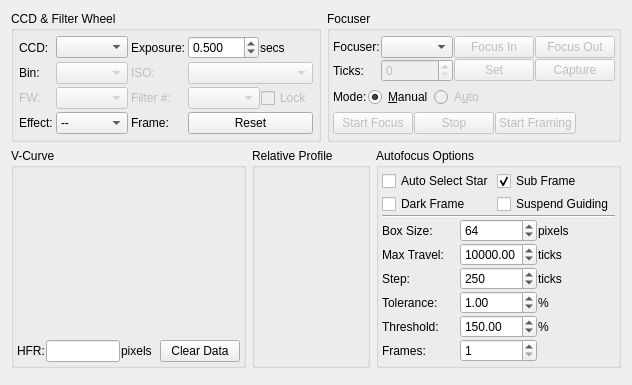
Before: the Qt Designer form kstars/ekos/focus/focus.ui in KDE/kstars, drawn with Qt 5.
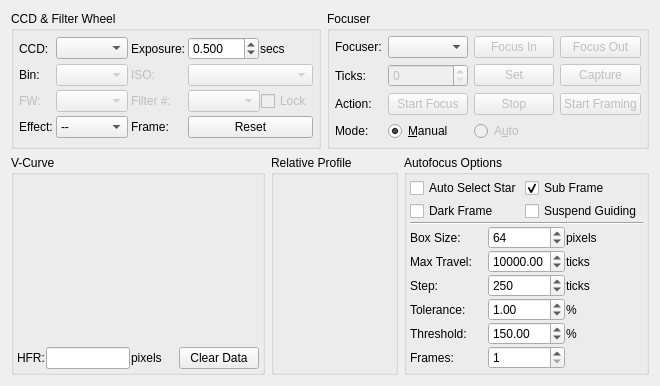
After: the same form once the commit is applied. Custom widgets are drawn as their Qt base class.

Commit message: Streamline focus GUI in a grid

The edit to the form file:
```diff
--- a/kstars/ekos/focus/focus.ui
+++ b/kstars/ekos/focus/focus.ui
@@ -6,7 +6,7 @@
    <rect>
     <x>0</x>
     <y>0</y>
-    <width>615</width>
+    <width>632</width>
     <height>385</height>
    </rect>
   </property>
@@ -236,31 +236,18 @@
            <property name="title">
             <string>Focuser</string>
            </property>
-           <layout class="QVBoxLayout" name="verticalLayout">
-            <property name="spacing">
-             <number>3</number>
-            </property>
-            <property name="leftMargin">
-             <number>3</number>
-            </property>
-            <property name="topMargin">
-             <number>3</number>
-            </property>
-            <property name="rightMargin">
-             <number>3</number>
-            </property>
-            <property name="bottomMargin">
-             <number>3</number>
-            </property>
-            <item>
-             <layout class="QHBoxLayout" name="horizontalLayout_5">
-              <property name="spacing">
-               <number>1</number>
-              </property>
-              <item>
                <layout class="QGridLayout" name="gridLayout_3">
-                <property name="spacing">
-                 <number>1</number>
+            <property name="leftMargin">
+             <number>5</number>
+            </property>
+            <property name="topMargin">
+             <number>5</number>
+            </property>
+            <property name="rightMargin">
+             <number>5</number>
+            </property>
+            <property name="bottomMargin">
+             <number>5</number>
                 </property>
                 <item row="0" column="0">
                  <widget class="QLabel" name="label_14">
@@ -332,76 +319,14 @@
                   </property>
                  </widget>
                 </item>
-               </layout>
-              </item>
-              <item>
-               <spacer name="horizontalSpacer_4">
-                <property name="orientation">
-                 <enum>Qt::Horizontal</enum>
-                </property>
-                <property name="sizeHint" stdset="0">
-                 <size>
-                  <width>40</width>
-                  <height>20</height>
-                 </size>
-                </property>
-               </spacer>
-              </item>
-             </layout>
-            </item>
-            <item>
-             <layout class="QHBoxLayout" name="horizontalLayout_2">
-              <property name="spacing">
-               <number>1</number>
-              </property>
-              <item>
-               <widget class="QLabel" name="label_15">
+            <item row="2" column="0">
+             <widget class="QLabel" name="label_22">
                 <property name="text">
-                 <string>Mode:</string>
+               <string>Action:</string>
                 </property>
                </widget>
               </item>
-              <item>
-               <widget class="QRadioButton" name="manualModeR">
-                <property name="text">
-                 <string>&amp;Manual</string>
-                </property>
-                <property name="checked">
-                 <bool>true</bool>
-                </property>
-               </widget>
-              </item>
-              <item>
-               <widget class="QRadioButton" name="AutoModeR">
-                <property name="enabled">
-                 <bool>false</bool>
-                </property>
-                <property name="text">
-                 <string>A&amp;uto</string>
-                </property>
-               </widget>
-              </item>
-              <item>
-               <spacer name="horizontalSpacer_2">
-                <property name="orientation">
-                 <enum>Qt::Horizontal</enum>
-                </property>
-                <property name="sizeHint" stdset="0">
-                 <size>
-                  <width>40</width>
-                  <height>20</height>
-                 </size>
-                </property>
-               </spacer>
-              </item>
-             </layout>
-            </item>
-            <item>
-             <layout class="QHBoxLayout" name="horizontalLayout_6">
-              <property name="spacing">
-               <number>1</number>
-              </property>
-              <item>
+            <item row="2" column="1">
                <widget class="QPushButton" name="startFocusB">
                 <property name="enabled">
                  <bool>false</bool>
@@ -411,7 +336,7 @@
                 </property>
                </widget>
               </item>
-              <item>
+            <item row="2" column="2">
                <widget class="QPushButton" name="stopFocusB">
                 <property name="enabled">
                  <bool>false</bool>
@@ -421,7 +346,7 @@
                 </property>
                </widget>
               </item>
-              <item>
+            <item row="2" column="3">
                <widget class="QPushButton" name="startLoopB">
                 <property name="enabled">
                  <bool>false</bool>
@@ -431,20 +356,32 @@
                 </property>
                </widget>
               </item>
-              <item>
-               <spacer name="horizontalSpacer_3">
-                <property name="orientation">
-                 <enum>Qt::Horizontal</enum>
-                </property>
-                <property name="sizeHint" stdset="0">
-                 <size>
-                  <width>40</width>
-                  <height>20</height>
-                 </size>
-                </property>
-               </spacer>
-              </item>
-             </layout>
+            <item row="3" column="0">
+             <widget class="QLabel" name="label_15">
+              <property name="text">
+               <string>Mode:</string>
+              </property>
+             </widget>
+            </item>
+            <item row="3" column="1">
+             <widget class="QRadioButton" name="manualModeR">
+              <property name="text">
+               <string>&amp;Manual</string>
+              </property>
+              <property name="checked">
+               <bool>true</bool>
+              </property>
+             </widget>
+            </item>
+            <item row="3" column="2">
+             <widget class="QRadioButton" name="AutoModeR">
+              <property name="enabled">
+               <bool>false</bool>
+              </property>
+              <property name="text">
+               <string>A&amp;uto</string>
+              </property>
+             </widget>
             </item>
            </layout>
            <zorder>focusInB</zorder>
@@ -893,19 +830,6 @@
        </item>
       </layout>
      </item>
-     <item>
-      <spacer name="horizontalSpacer_5">
-       <property name="orientation">
-        <enum>Qt::Horizontal</enum>
-       </property>
-       <property name="sizeHint" stdset="0">
-        <size>
-         <width>40</width>
-         <height>20</height>
-        </size>
-       </property>
-      </spacer>
-     </item>
     </layout>
    </item>
    <item>
```
Left out of the diff: 10 changed lines with no effect on the pictures. Lines whose indentation alone changed are shown as unchanged.
